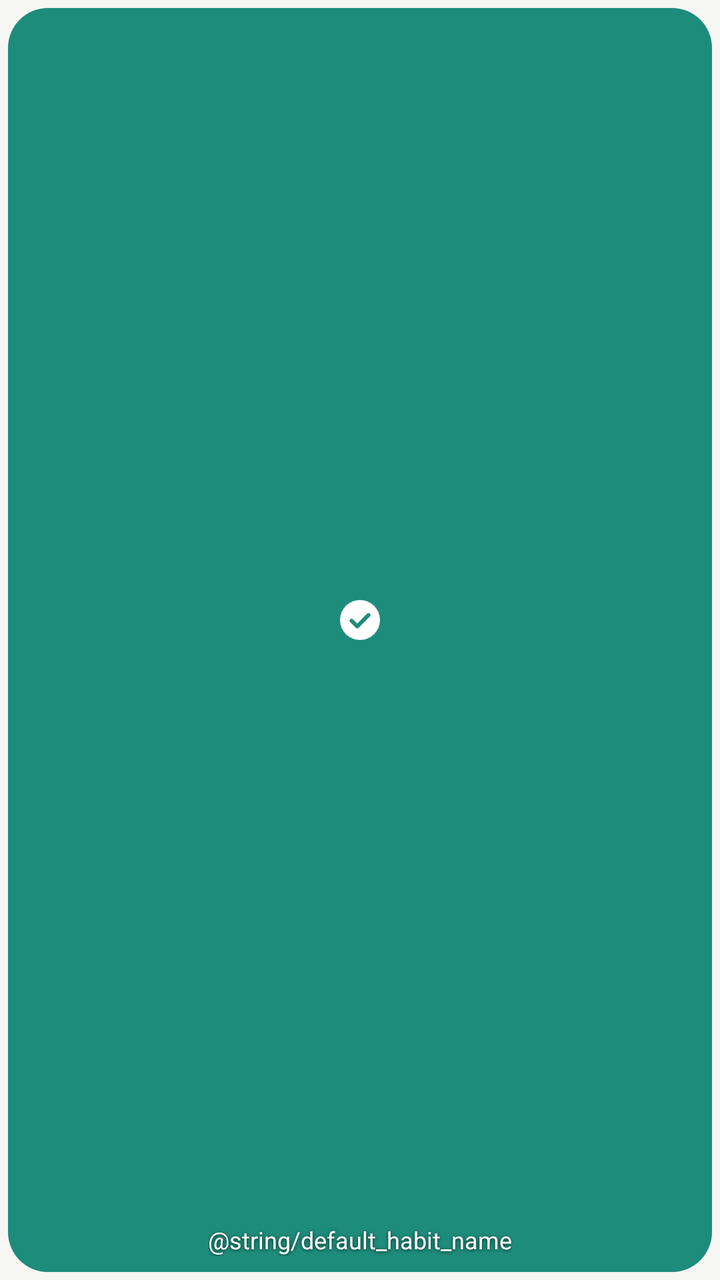
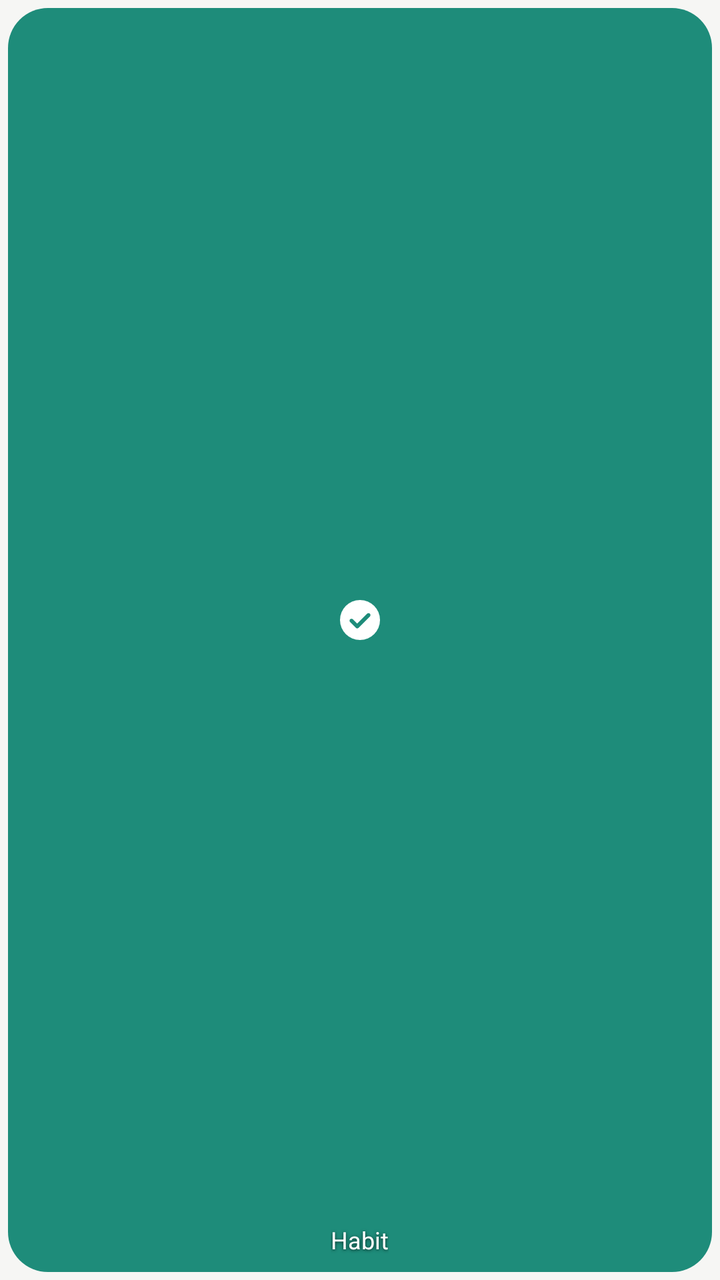

Compare the two renders of this Android layout. The source of the first and the diff that turns it into the second are given below.
<!-- AndroidManifest.xml: application theme Theme.HabitTracker -->
<!-- res/layout/widget_habit.xml -->
<?xml version="1.0" encoding="utf-8"?>
<FrameLayout xmlns:android="http://schemas.android.com/apk/res/android"
    android:id="@+id/widget_root"
    android:layout_width="match_parent"
    android:layout_height="match_parent"
    android:padding="4dp">

    <ImageView
        android:id="@+id/widget_bg"
        android:layout_width="match_parent"
        android:layout_height="match_parent"
        android:importantForAccessibility="no"
        android:scaleType="fitXY"
        android:src="@drawable/widget_tile"
        android:tint="@color/ic_launcher_background" />

    <ViewFlipper
        android:id="@+id/widget_flipper"
        android:layout_width="match_parent"
        android:layout_height="match_parent"
        android:inAnimation="@anim/widget_in"
        android:outAnimation="@anim/widget_out">

        <LinearLayout
            android:layout_width="match_parent"
            android:layout_height="match_parent"
            android:gravity="center"
            android:orientation="vertical"
            android:padding="8dp">

            <ImageView
                android:id="@+id/widget_icon"
                android:layout_width="match_parent"
                android:layout_height="0dp"
                android:layout_weight="1"
                android:importantForAccessibility="no"
                android:scaleType="centerInside"
                android:src="@drawable/ic_habit_check" />

            <TextView
                android:id="@+id/widget_label"
                style="@style/WidgetLabel"
                android:text="@string/default_habit_name" />
        </LinearLayout>

        <LinearLayout
            android:layout_width="match_parent"
            android:layout_height="match_parent"
            android:gravity="center"
            android:orientation="vertical"
            android:padding="8dp">

            <ImageView
                android:id="@+id/widget_done"
                android:layout_width="match_parent"
                android:layout_height="0dp"
                android:layout_weight="1"
                android:importantForAccessibility="no"
                android:scaleType="centerInside" />

            <TextView
                android:id="@+id/widget_count"
                style="@style/WidgetLabel"
                android:gravity="center"
                android:maxLines="2"
                android:singleLine="false" />
        </LinearLayout>
    </ViewFlipper>
</FrameLayout>
<!-- resources referenced by this layout -->
<resources>
  <color name="ic_launcher_background">#1E8C7A</color>
  <!-- drawable ic_habit_check (drawable) -->
  <?xml version="1.0" encoding="utf-8"?>
  <vector xmlns:android="http://schemas.android.com/apk/res/android"
      android:width="24dp"
      android:height="24dp"
      android:viewportWidth="960"
      android:viewportHeight="960">
      <group android:translateY="960">
          <path
              android:fillColor="@android:color/white"
              android:pathData="m 424 -408 -86 -86 q -11 -11 -28 -11 t -28 11 q -11 11 -11 28 t 11 28 l 114 114 q 12 12 28 12 t 28 -12 l 226 -226 q 11 -11 11 -28 t -11 -28 q -11 -11 -28 -11 t -28 11 L 424 -408 Z m 56 328 q -83 0 -156 -31.5 T 197 -197 q -54 -54 -85.5 -127 T 80 -480 q 0 -83 31.5 -156 T 197 -763 q 54 -54 127 -85.5 T 480 -880 q 83 0 156 31.5 T 763 -763 q 54 54 85.5 127 T 880 -480 q 0 83 -31.5 156 T 763 -197 q -54 54 -127 85.5 T 480 -80 Z" />
      </group>
  </vector>
  <!-- drawable widget_tile (drawable) -->
  <?xml version="1.0" encoding="utf-8"?>
  <shape xmlns:android="http://schemas.android.com/apk/res/android" android:shape="rectangle">
      <solid android:color="#FFFFFFFF" />
      <corners android:radius="20dp" />
  </shape>
  <style name="WidgetLabel">
          <item name="android:layout_width">wrap_content</item>
          <item name="android:layout_height">wrap_content</item>
          <item name="android:layout_marginTop">4dp</item>
          <item name="android:maxWidth">240dp</item>
          <item name="android:ellipsize">end</item>
          <item name="android:singleLine">true</item>
          <item name="android:textColor">#FFFFFFFF</item>
          <item name="android:textSize">12sp</item>
          <item name="android:shadowColor">#B3000000</item>
          <item name="android:shadowRadius">4</item>
          <item name="android:shadowDy">1</item>
      </style>
  <style name="Theme.HabitTracker" parent="Base.Theme.HabitTracker" />
  <style name="Base.Theme.HabitTracker" parent="android:Theme.Material.Light.NoActionBar">
          <item name="android:colorPrimary">@color/brand</item>
          <item name="android:colorPrimaryDark">@color/bg</item>
          <item name="android:colorAccent">@color/brand</item>
          <item name="android:colorControlActivated">@color/brand</item>
          <item name="android:windowBackground">@color/bg</item>
          <item name="android:statusBarColor">@color/bg</item>
          <item name="android:navigationBarColor">@color/bg</item>
          <item name="android:textColorPrimary">@color/text_primary</item>
          <item name="android:textColorSecondary">@color/text_secondary</item>
          <item name="android:alertDialogTheme">@style/Theme.HabitTracker.Dialog</item>
          <item name="android:datePickerDialogTheme">@style/Theme.HabitTracker.Dialog</item>
          <item name="android:timePickerDialogTheme">@style/Theme.HabitTracker.Dialog</item>
      </style>
  <color name="brand">#1E8C7A</color>
  <color name="bg">#F6F6F4</color>
  <color name="text_primary">#1C1C1C</color>
  <color name="text_secondary">#6E6E6B</color>
  <style name="Theme.HabitTracker.Dialog" parent="android:Theme.Material.Light.Dialog.Alert">
          <item name="android:colorAccent">@color/brand</item>
          <item name="android:colorPrimary">@color/brand</item>
      </style>
</resources>

<!-- the commit's change to res/layout/widget_habit.xml (unified diff, before → after) -->
@@ -40,7 +40,7 @@
             <TextView
                 android:id="@+id/widget_label"
                 style="@style/WidgetLabel"
-                android:text="@string/default_habit_name" />
+                android:text="@string/widget_preview_name" />
         </LinearLayout>
 
         <LinearLayout
<!-- resource entries referenced after the edit -->
@@ -20,6 +20,7 @@
       <solid android:color="#FFFFFFFF" />
       <corners android:radius="20dp" />
   </shape>
+  <string name="widget_preview_name">Habit</string>
   <style name="WidgetLabel">
           <item name="android:layout_width">wrap_content</item>
           <item name="android:layout_height">wrap_content</item>
